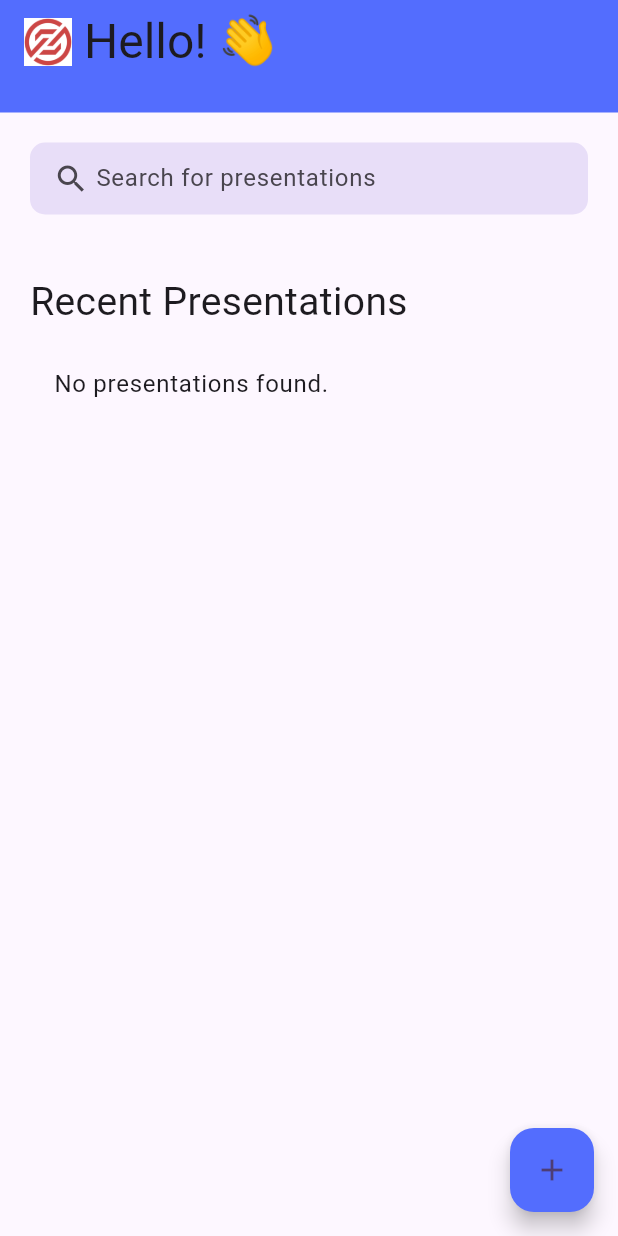
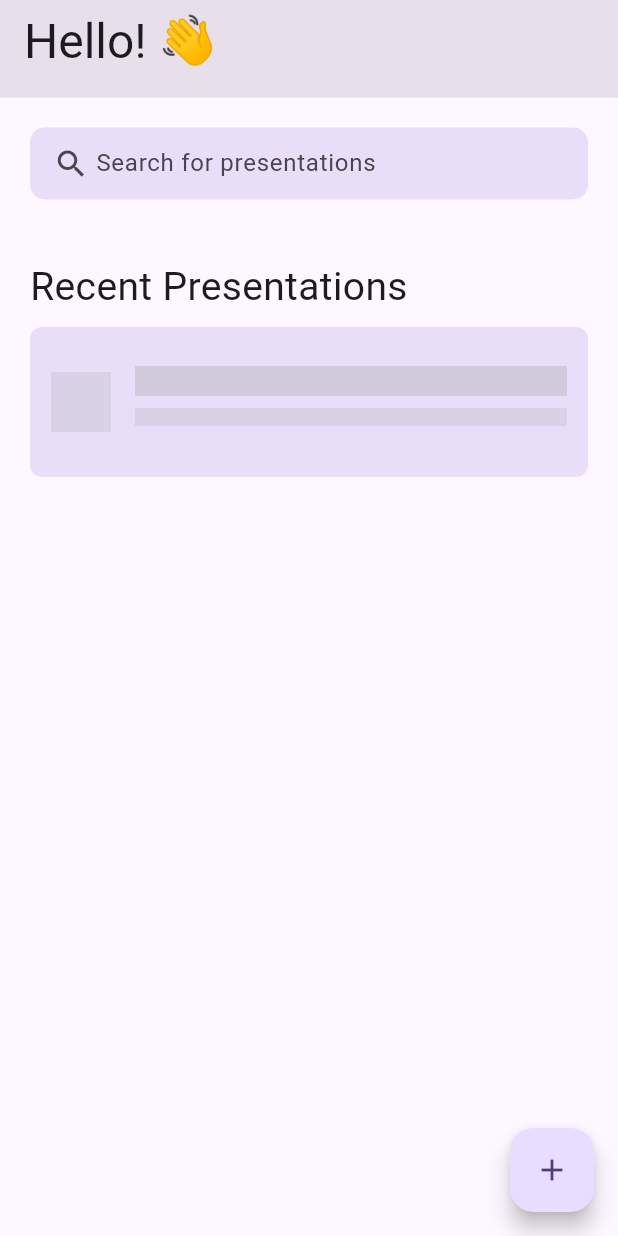
Before and after one commit to fabian-kho/zoom_lite, a Flutter app: the screen it shows after launch, on a phone screen of 412 x 824 dp. Run offline on Flutter 3.47's test engine with Material 2 defaults, Android fonts, the phone set to English and light mode, and no system bars; our stand-ins replace file_picker, firebase_core, firebase_database, firebase_storage; missing offline and left inert: pdf_render; accounts and stored records are empty.

Commit message:
fix: final commit

```diff
--- a/lib/pages/landing_page.dart
+++ b/lib/pages/landing_page.dart
@@ -56,11 +56,13 @@ class _LandingPageState extends State<LandingPage> {
     return Image.memory(Uint8List.view(pngData!.buffer));
   }
 
+
+
   void _fetchPresentations() {
     _databaseRef.onChildAdded.listen((event) async {
       final key = event.snapshot.key as String;
-      Map<String, dynamic> _presentation = Map<String, dynamic>.from(
-          event.snapshot.value as Map<dynamic, dynamic>);
+      Map<String, dynamic> _presentation =
+      Map<String, dynamic>.from(event.snapshot.value as Map<dynamic, dynamic>);
       final presentation = Presentation.fromRTDB(_presentation);
 
       // Download the PDF file
@@ -72,7 +74,7 @@ class _LandingPageState extends State<LandingPage> {
       final listItem = ListItem(
         key: Key(key),
         title: presentation.title,
-        thumbnail: Image.asset('assets/images/background_image.png'),
+        thumbnail: thumbnail,
         onTap: () {
           Navigator.push(
             context,
@@ -117,53 +119,21 @@ class _LandingPageState extends State<LandingPage> {
       body: CustomScrollView(
         slivers: [
           SliverAppBar(
-            title: Row(
-              children: [
-                Image.asset(
-                  "assets/images/logo.png", // Pfad zum Logo
-                  height: 32,
-                  width: 32,
-                ),
-                const SizedBox(width: 8),
-                Text(
+            title: Text(
               widget.title,
               style: const TextStyle(
                 fontSize: 32,
                 fontWeight: FontWeight.w400,
               ),
             ),
-              ],
-            ),
             pinned: true,
-            expandedHeight: 75,
-            backgroundColor: Colors.indigoAccent, // App bar background color
+            expandedHeight: 65,
+            backgroundColor: Theme.of(context).colorScheme.surfaceVariant,
           ),
           SliverToBoxAdapter(
             child: Padding(
               padding: const EdgeInsets.all(20),
-              child: Container(
-                padding: const EdgeInsets.symmetric(horizontal: 15),
-                decoration: BoxDecoration(
-                  color: Theme.of(context).colorScheme.secondaryContainer,
-                  borderRadius: BorderRadius.circular(10),
-                ),
-                child: TextField(
-                  onChanged: _filterPresentations,
-                  decoration: const InputDecoration(
-                    contentPadding: EdgeInsets.all(10),
-                    prefixIcon: Icon(Icons.search),
-                    prefixIconConstraints: BoxConstraints(
-                      minWidth: 25,
-                      maxHeight: 25,
-                    ),
-                    border: InputBorder.none,
-                    hintText: 'Search for presentations',
-                    hintStyle: TextStyle(
-                      fontSize: 16,
-                    ),
-                  ),
-                ),
-              ),
+              child: SearchBox(onSearchChanged: _filterPresentations),
             ),
           ),
           const SliverToBoxAdapter(
@@ -179,12 +149,32 @@ class _LandingPageState extends State<LandingPage> {
             delegate: SliverChildBuilderDelegate(
                   (context, index) {
                 if (filteredPresentations.isEmpty) {
-                  // Show message when no presentations are found
+                  // Show skeleton item
                   return Container(
-                    margin:
-                        const EdgeInsets.symmetric(horizontal: 20, vertical: 8),
+                    margin: const EdgeInsets.symmetric(horizontal: 20, vertical: 8),
                     child: ListTile(
-                      title: const Text('No presentations found.'),
+                      contentPadding: const EdgeInsets.all(14),
+                      shape: const RoundedRectangleBorder(
+                        borderRadius: BorderRadius.all(Radius.circular(8)),
+                      ),
+                      tileColor: Theme.of(context).colorScheme.secondaryContainer,
+                      title: SizedBox(
+                        height: 20,
+                        child: Container(
+                          color: Colors.grey.withOpacity(0.3),
+                        ),
+                      ),
+                      subtitle: SizedBox(
+                        height: 12,
+                        child: Container(
+                          color: Colors.grey.withOpacity(0.2),
+                        ),
+                      ),
+                      leading: Container(
+                        width: 40,
+                        height: 40,
+                        color: Colors.grey.withOpacity(0.2),
+                      ),
                     ),
                   );
                 } else {
@@ -192,24 +182,55 @@ class _LandingPageState extends State<LandingPage> {
                   return filteredPresentations[index];
                 }
               },
-              childCount: filteredPresentations.isNotEmpty
-                  ? filteredPresentations.length
-                  : 1,
+              childCount: filteredPresentations.isNotEmpty ? filteredPresentations.length : 1,
             ),
           ),
         ],
       ),
       floatingActionButton: FloatingActionButton(
-        backgroundColor:
-            Colors.indigoAccent, // Floating action button background color
+        backgroundColor: Theme.of(context).colorScheme.primaryContainer,
         onPressed: () {
           showDialog(
             context: context,
             builder: (context) => const CreatePresentationDialog(),
           );
         },
+        tooltip: 'Create a new presentation',
         child: const Icon(Icons.add),
       ),
     );
   }
 }
+
+class SearchBox extends StatelessWidget {
+  final Function(String) onSearchChanged;
+
+  const SearchBox({Key? key, required this.onSearchChanged}) : super(key: key);
+
+  @override
+  Widget build(BuildContext context) {
+    return Container(
+      padding: const EdgeInsets.symmetric(horizontal: 15),
+      decoration: BoxDecoration(
+        color: Theme.of(context).colorScheme.secondaryContainer,
+        borderRadius: BorderRadius.circular(10),
+      ),
+      child: TextField(
+        onChanged: onSearchChanged,
+        decoration: const InputDecoration(
+          contentPadding: EdgeInsets.all(10),
+          prefixIcon: Icon(Icons.search),
+          prefixIconConstraints: BoxConstraints(
+            minWidth: 25,
+            maxHeight: 25,
+          ),
+          border: InputBorder.none,
+          hintText: 'Search for presentations',
+          hintStyle: TextStyle(
+            fontSize: 16,
+          ),
+        ),
+      ),
+    );
+  }
+}
```
Lines whose indentation alone changed are shown as unchanged.
